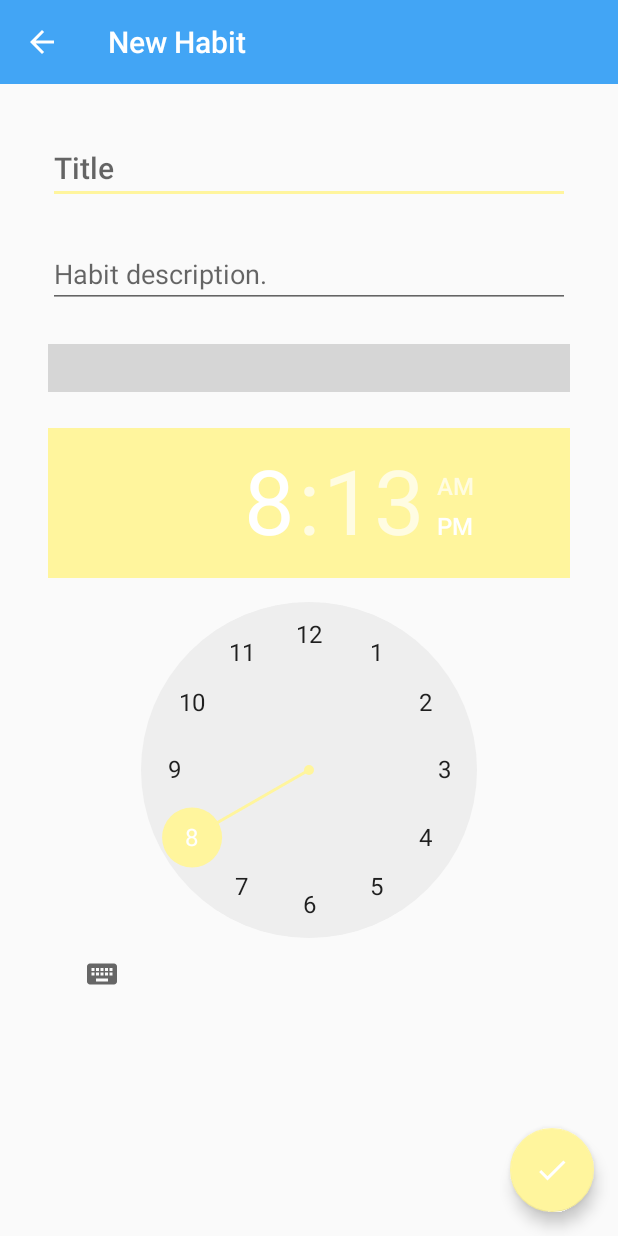
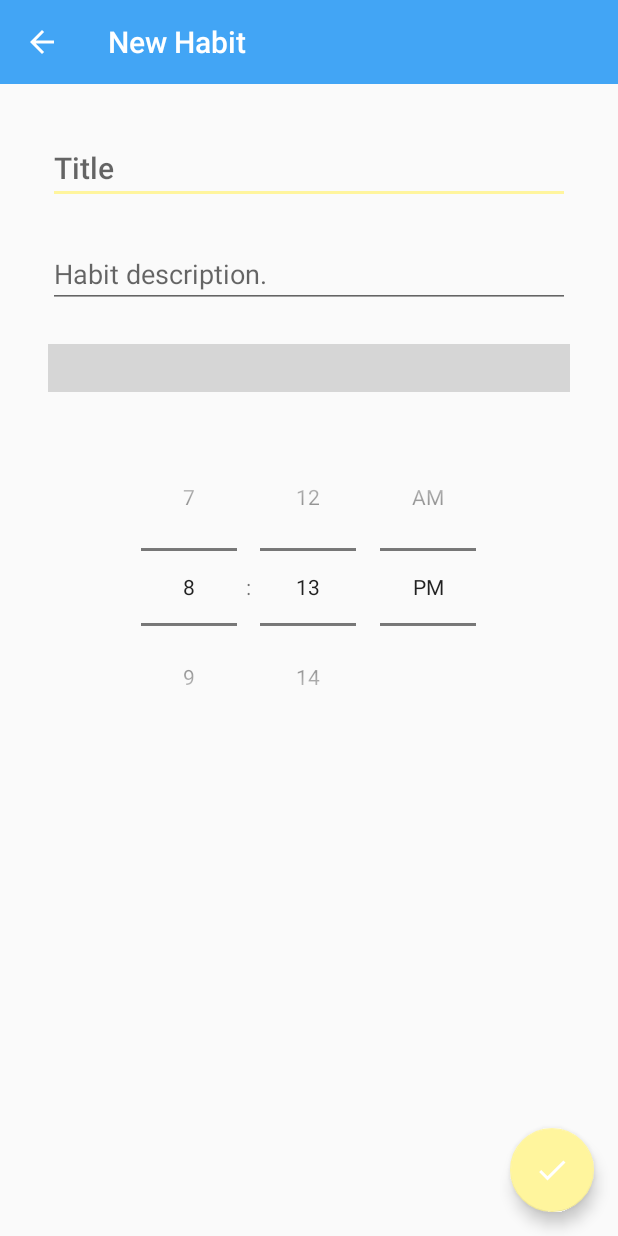
Before and after one commit to clophie/DayLight, an Android app: the AddEditHabitFragment screen opened directly, with no data from a screen before it, on a phone screen of 412 x 824 dp. Run offline under Robolectric (Android 15) with nearby library versions, the phone set to English and light mode, and no system bars; our stand-ins replace Room's generated code; libraries missing offline, so code that uses them is left out: ca.antonious.materialdaypicker; plain views replace MaterialDayPicker; 5 statements that could not run were skipped; grey boxes are pictures that could not be loaded.

```diff
--- a/app/src/main/res/layout/addhabit_frag.xml
+++ b/app/src/main/res/layout/addhabit_frag.xml
@@ -60,7 +60,7 @@
         android:layout_marginStart="32dp"
         android:layout_marginTop="24dp"
         android:layout_marginEnd="32dp"
-        android:timePickerMode="clock"
+        android:timePickerMode="spinner"
         app:layout_constraintEnd_toEndOf="parent"
         app:layout_constraintStart_toStartOf="parent"
         app:layout_constraintTop_toBottomOf="@+id/habit_day_picker" />
```
